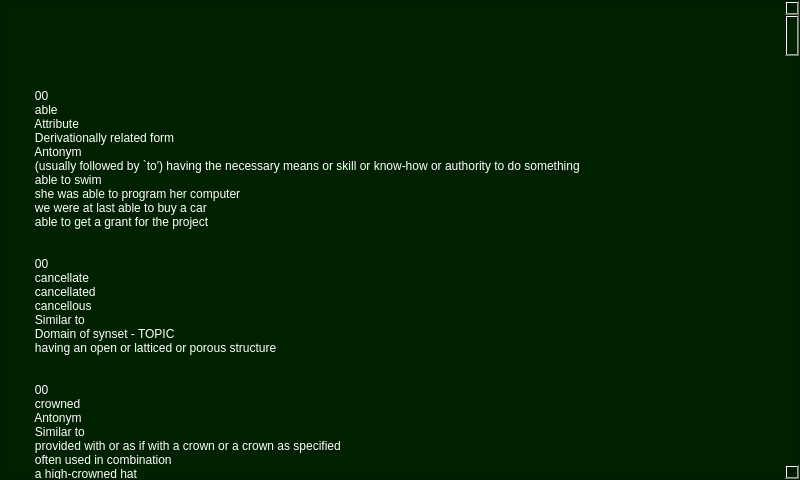
MostafaAkrsh/QT_XML_Editor, file dialog.ui: the form before one commit.
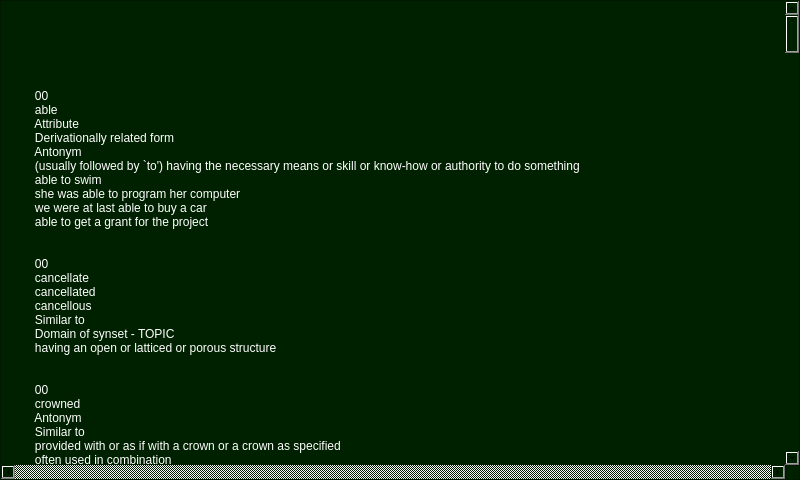
The form after the commit.

The edit to the form file:
```diff
--- a/dialog.ui
+++ b/dialog.ui
@@ -492,8 +492,14 @@
     <string notr="true">font: 75 12pt &quot;System&quot;;
 background-color: rgb(0, 33, 0);</string>
    </property>
+   <property name="verticalScrollBarPolicy">
+    <enum>Qt::ScrollBarAlwaysOn</enum>
+   </property>
    <property name="horizontalScrollBarPolicy">
-    <enum>Qt::ScrollBarAsNeeded</enum>
+    <enum>Qt::ScrollBarAlwaysOn</enum>
+   </property>
+   <property name="lineWrapMode">
+    <enum>QPlainTextEdit::NoWrap</enum>
    </property>
    <property name="readOnly">
     <bool>true</bool>
@@ -501,6 +507,7 @@
    <property name="plainText">
     <string>&lt;?xml version=&quot;1.0&quot; encoding=&quot;UTF-8&quot;?&gt;
 &lt;!-- A random selection of elements from data.xml
+ddddddddddddddddddddddddddddddddddddddddddddddddddddddddddddddddddddddddddddddddddddddddddddddddddddddddddddddddddddddddddddddddddddddddddddddddddddddddddddddddddddddddddddddddddddddddddddddddddd
      Some IDREFS (refs attribute of element pointer) do not have a corresponding id in this sample--&gt;
 &lt;?xml-model href=&quot;data.rnc&quot; type=&quot;application/relax-ng-compact-syntax&quot;?&gt;
 &lt;data version=&quot;3.0&quot;&gt;
```
Left out of the diff: 3 changed lines with no effect on the pictures.
